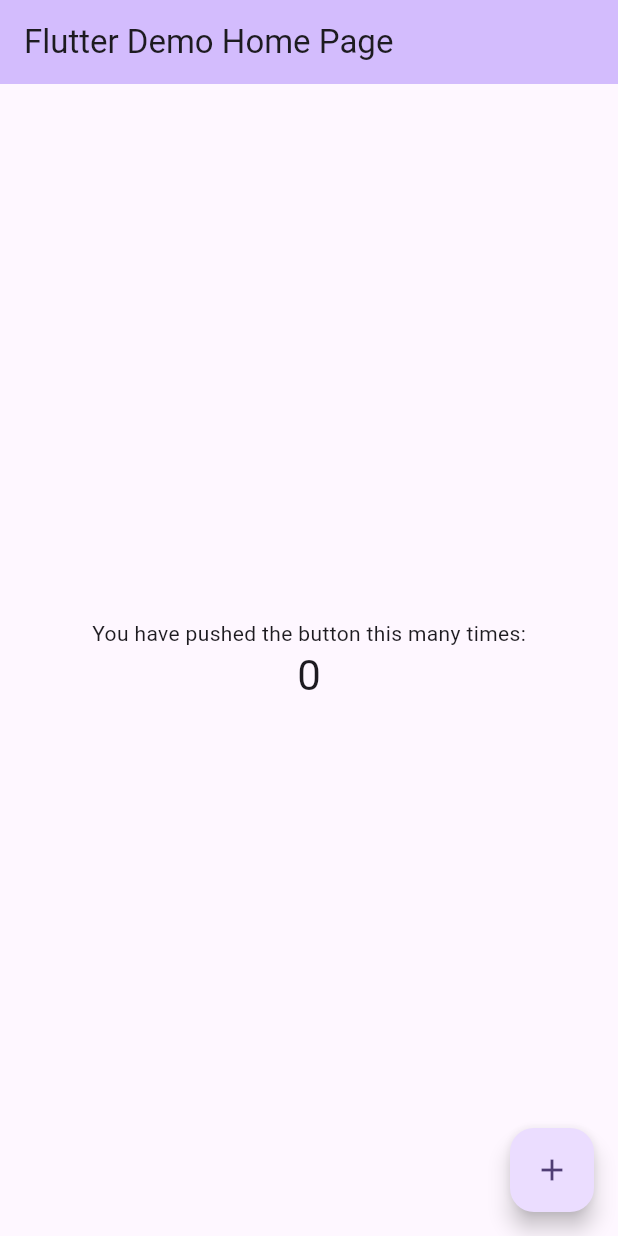
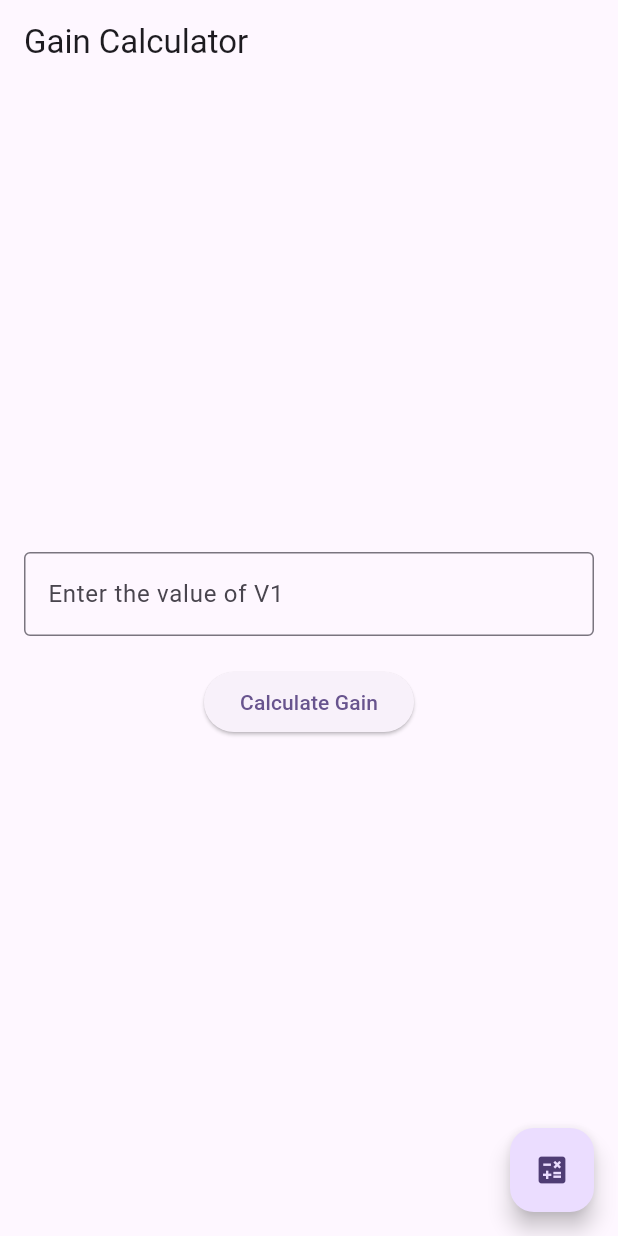
Before and after one commit to kavindus0/LogGainApp, a Flutter app: the screen it shows after launch, on a phone screen of 412 x 824 dp. Run offline on Flutter 3.47's test engine with Material 3 defaults, Android fonts, the phone set to English and light mode, and no system bars.

Commit message:
file replaced

```diff
--- a/flutterApp/gain_calculator/lib/main.dart
+++ b/flutterApp/gain_calculator/lib/main.dart
@@ -1,4 +1,5 @@
 import 'package:flutter/material.dart';
+import 'dart:math';
 
 void main() {
   runApp(const MyApp());
@@ -7,119 +8,77 @@
 class MyApp extends StatelessWidget {
   const MyApp({super.key});
 
-  // This widget is the root of your application.
   @override
   Widget build(BuildContext context) {
     return MaterialApp(
-      title: 'Flutter Demo',
+      title: 'Gain Calculator',
       theme: ThemeData(
-        // This is the theme of your application.
-        //
-        // TRY THIS: Try running your application with "flutter run". You'll see
-        // the application has a purple toolbar. Then, without quitting the app,
-        // try changing the seedColor in the colorScheme below to Colors.green
-        // and then invoke "hot reload" (save your changes or press the "hot
-        // reload" button in a Flutter-supported IDE, or press "r" if you used
-        // the command line to start the app).
-        //
-        // Notice that the counter didn't reset back to zero; the application
-        // state is not lost during the reload. To reset the state, use hot
-        // restart instead.
-        //
-        // This works for code too, not just values: Most code changes can be
-        // tested with just a hot reload.
         colorScheme: ColorScheme.fromSeed(seedColor: Colors.deepPurple),
         useMaterial3: true,
       ),
-      home: const MyHomePage(title: 'Flutter Demo Home Page'),
+      home: const GainCalculator(),
     );
   }
 }
 
-class MyHomePage extends StatefulWidget {
-  const MyHomePage({super.key, required this.title});
-
-  // This widget is the home page of your application. It is stateful, meaning
-  // that it has a State object (defined below) that contains fields that affect
-  // how it looks.
-
-  // This class is the configuration for the state. It holds the values (in this
-  // case the title) provided by the parent (in this case the App widget) and
-  // used by the build method of the State. Fields in a Widget subclass are
-  // always marked "final".
-
-  final String title;
-
+class GainCalculator extends StatefulWidget {
+  const GainCalculator({super.key});
   @override
-  State<MyHomePage> createState() => _MyHomePageState();
+  _GainCalculatorState createState() => _GainCalculatorState();
 }
 
-class _MyHomePageState extends State<MyHomePage> {
-  int _counter = 0;
+class _GainCalculatorState extends State<GainCalculator> {
+  final TextEditingController _controller = TextEditingController();
+  double? _gain;
+  int _iteration = 1;
 
-  void _incrementCounter() {
-    setState(() {
-      // This call to setState tells the Flutter framework that something has
-      // changed in this State, which causes it to rerun the build method below
-      // so that the display can reflect the updated values. If we changed
-      // _counter without calling setState(), then the build method would not be
-      // called again, and so nothing would appear to happen.
-      _counter++;
-    });
+  void _calculateGain() {
+    final double? V1 = double.tryParse(_controller.text);
+    if (V1 != null) {
+      setState(() {
+        _gain = 20 * log(V1 / 0.200) / ln10;
+        _controller.clear();
+      });
+    }
   }
 
   @override
   Widget build(BuildContext context) {
-    // This method is rerun every time setState is called, for instance as done
-    // by the _incrementCounter method above.
-    //
-    // The Flutter framework has been optimized to make rerunning build methods
-    // fast, so that you can just rebuild anything that needs updating rather
-    // than having to individually change instances of widgets.
     return Scaffold(
       appBar: AppBar(
-        // TRY THIS: Try changing the color here to a specific color (to
-        // Colors.amber, perhaps?) and trigger a hot reload to see the AppBar
-        // change color while the other colors stay the same.
-        backgroundColor: Theme.of(context).colorScheme.inversePrimary,
-        // Here we take the value from the MyHomePage object that was created by
-        // the App.build method, and use it to set our appbar title.
-        title: Text(widget.title),
+        title: const Text('Gain Calculator'),
       ),
-      body: Center(
-        // Center is a layout widget. It takes a single child and positions it
-        // in the middle of the parent.
+      body: Padding(
+        padding: const EdgeInsets.all(16.0),
         child: Column(
-          // Column is also a layout widget. It takes a list of children and
-          // arranges them vertically. By default, it sizes itself to fit its
-          // children horizontally, and tries to be as tall as its parent.
-          //
-          // Column has various properties to control how it sizes itself and
-          // how it positions its children. Here we use mainAxisAlignment to
-          // center the children vertically; the main axis here is the vertical
-          // axis because Columns are vertical (the cross axis would be
-          // horizontal).
-          //
-          // TRY THIS: Invoke "debug painting" (choose the "Toggle Debug Paint"
-          // action in the IDE, or press "p" in the console), to see the
-          // wireframe for each widget.
           mainAxisAlignment: MainAxisAlignment.center,
           children: <Widget>[
-            const Text(
-              'You have pushed the button this many times:',
+            TextField(
+              controller: _controller,
+              decoration: const InputDecoration(
+                labelText: 'Enter the value of V1',
+                border: OutlineInputBorder(),
+              ),
+              keyboardType: TextInputType.number,
             ),
-            Text(
-              '$_counter',
-              style: Theme.of(context).textTheme.headlineMedium,
+            const SizedBox(height: 20),
+            ElevatedButton(
+              onPressed: _calculateGain,
+              child: const Text('Calculate Gain'),
             ),
+            const SizedBox(height: 20),
+            if (_gain != null)
+              Text(
+                'GAIN(A) = ${_gain!.toStringAsFixed(2)} dB',
+              ),
           ],
         ),
       ),
       floatingActionButton: FloatingActionButton(
-        onPressed: _incrementCounter,
-        tooltip: 'Increment',
-        child: const Icon(Icons.add),
-      ), // This trailing comma makes auto-formatting nicer for build methods.
+        onPressed: _calculateGain,
+        tooltip: 'Calculate',
+        child: const Icon(Icons.calculate),
+      ),
     );
   }
 }
```
